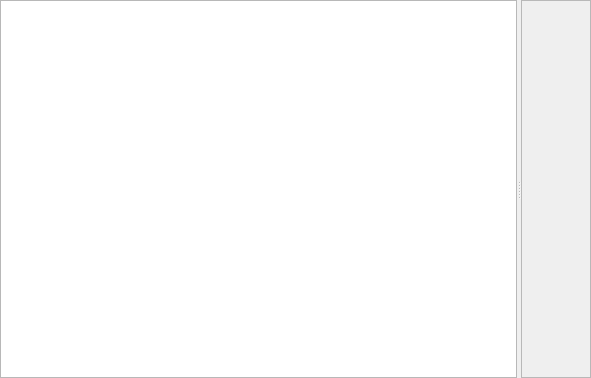
The window that paintbufferviewer.ui (KDAB/GammaRay) describes before a commit, drawn with Qt 5.
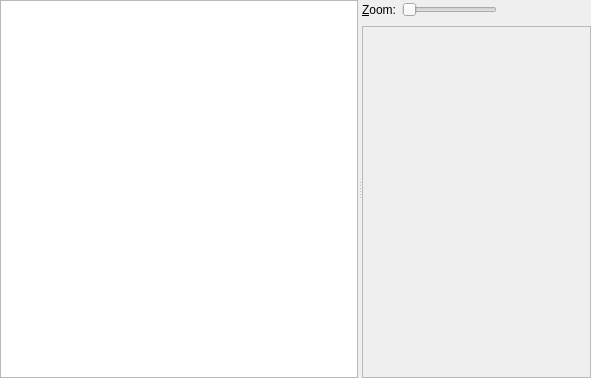
The same window after the commit. Custom widgets are drawn as their Qt base class.

Commit message: Add zooming to the paint buffer replay widget.

Patch:
```diff
--- a/paintbufferviewer.ui
+++ b/paintbufferviewer.ui
@@ -10,7 +10,7 @@
     <height>378</height>
    </rect>
   </property>
-  <layout class="QHBoxLayout" name="horizontalLayout">
+  <layout class="QHBoxLayout" name="horizontalLayout_2">
    <property name="margin">
     <number>0</number>
    </property>
@@ -24,6 +24,52 @@
        <bool>false</bool>
       </property>
      </widget>
+     <widget class="QWidget" name="">
+      <layout class="QVBoxLayout" name="verticalLayout">
+       <item>
+        <layout class="QHBoxLayout" name="horizontalLayout">
+         <item>
+          <widget class="QLabel" name="label">
+           <property name="text">
+            <string>&amp;Zoom:</string>
+           </property>
+           <property name="buddy">
+            <cstring>zoomSlider</cstring>
+           </property>
+          </widget>
+         </item>
+         <item>
+          <widget class="QSlider" name="zoomSlider">
+           <property name="minimum">
+            <number>1</number>
+           </property>
+           <property name="maximum">
+            <number>8</number>
+           </property>
+           <property name="pageStep">
+            <number>1</number>
+           </property>
+           <property name="orientation">
+            <enum>Qt::Horizontal</enum>
+           </property>
+          </widget>
+         </item>
+         <item>
+          <spacer name="horizontalSpacer">
+           <property name="orientation">
+            <enum>Qt::Horizontal</enum>
+           </property>
+           <property name="sizeHint" stdset="0">
+            <size>
+             <width>40</width>
+             <height>20</height>
+            </size>
+           </property>
+          </spacer>
+         </item>
+        </layout>
+       </item>
+       <item>
      <widget class="QScrollArea" name="scrollArea">
       <property name="widgetResizable">
        <bool>true</bool>
@@ -36,11 +82,14 @@
         <rect>
          <x>0</x>
          <y>0</y>
-         <width>182</width>
-         <height>372</height>
+            <width>227</width>
+            <height>341</height>
         </rect>
        </property>
       </widget>
+        </widget>
+       </item>
+      </layout>
      </widget>
     </widget>
    </item>
```
Lines whose indentation alone changed are shown as unchanged. The commit also changes 4 other files.
